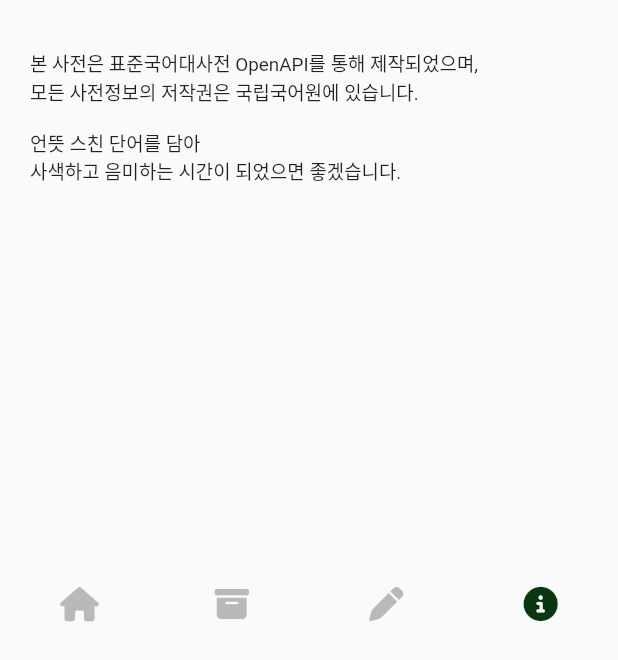
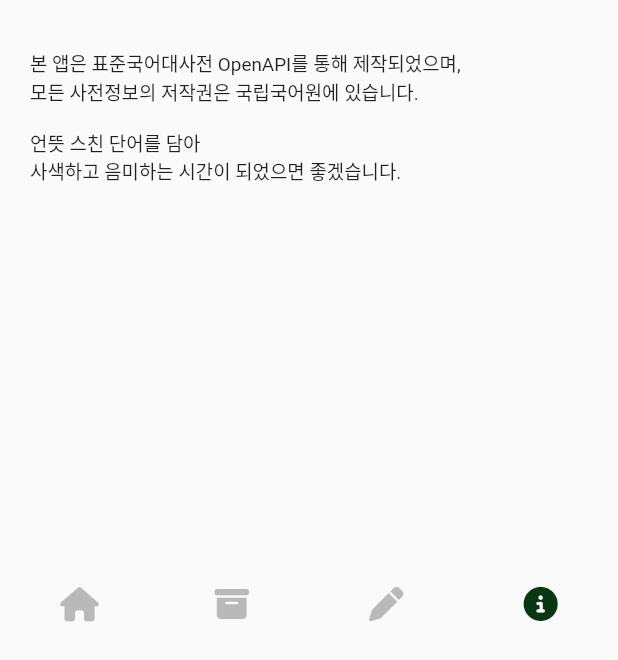
Before and after one commit to bargoLoft/WordWord, a Flutter app: the screen it shows after launch, item 4 of the bottom bar chosen, on a phone screen of 412 x 824 dp, the part 576-1236 px from its top. Run offline on Flutter 3.47's test engine with Material 2 defaults, Android fonts, the phone set to English and light mode, and no system bars; our stand-ins replace animated_splash_screen, auto_size_text, device_info_plus, flutter_slidable, font_awesome_flutter, hive and 7 more; missing offline and left inert: flutter_email_sender, flutter_quill, ios_utsname_ext; accounts and stored records are empty; Roboto replaces fonts that are missing (KoPubBatang).

```diff
--- a/lib/screens/info_screen.dart
+++ b/lib/screens/info_screen.dart
@@ -329,7 +329,7 @@ class _InfoScreenState extends State<InfoScreen> with TickerProviderStateMixin {
                 child: Column(
                   children: const [
                     Text(
-                        '본 사전은 표준국어대사전 OpenAPI를 통해 제작되었으며,\n모든 사전정보의 저작권은 국립국어원에 있습니다.\n\n언뜻 스친 단어를 담아\n사색하고 음미하는 시간이 되었으면 좋겠습니다.'),
+                        '본 앱은 표준국어대사전 OpenAPI를 통해 제작되었으며,\n모든 사전정보의 저작권은 국립국어원에 있습니다.\n\n언뜻 스친 단어를 담아\n사색하고 음미하는 시간이 되었으면 좋겠습니다.'),
                   ],
                 )),
             // Center(
```
Also changed, not shown: assets/launcher_icon/launcher_icon_1024.png, 20 other files.
